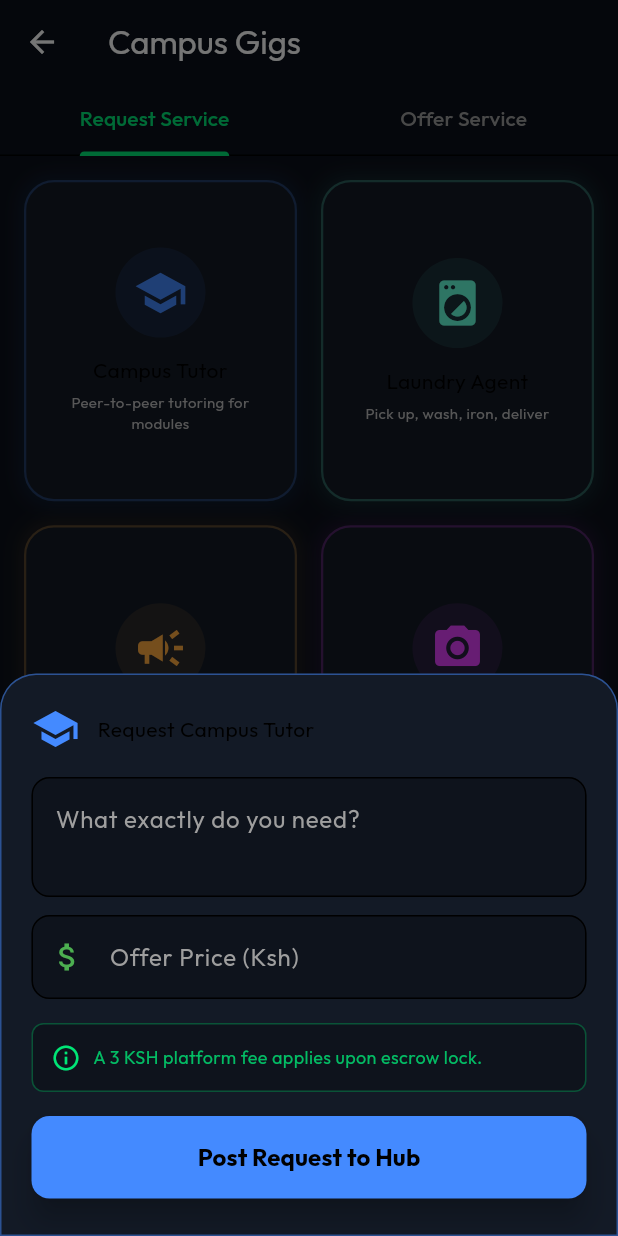
After one commit to delstarford123/DISHI, a Flutter app: the CampusEmploymentHubView screen opened directly, after a tap on "Campus Tutor", on a phone screen of 412 x 824 dp. The commit adds this screen. Run offline on Flutter 3.47's test engine with Material 3 defaults, Android fonts, the phone set to English and light mode, and no system bars; our stand-ins replace audioplayers, camera, cloud_firestore, connectivity_plus, drift, firebase_auth and 20 more; missing offline and left inert: flutter_webrtc, local_auth_android, local_auth_darwin, mobile_scanner, record; accounts and stored records are empty; generated files the repository leaves out were written again; statements that could not run were skipped.

Commit message:
ORIGIN MAIN

```diff
--- a/lib/features/student/presentation/all_features_view.dart
+++ b/lib/features/student/presentation/all_features_view.dart
@@ -27,6 +27,7 @@ import '../../marketplace/presentation/escrow_market_view.dart';
 import '../../marketplace/presentation/swipe_exchange_view.dart';
 import '../../community/presentation/ar_campus_map_view.dart';
 import 'safter_pin_view.dart';
+import 'campus_employment_hub.dart';
 class AllFeaturesView extends StatelessWidget {
   final UserModel userModel;
 
@@ -94,7 +95,7 @@ class AllFeaturesView extends StatelessWidget {
           _buildSliverGrid([
             _FeatureItem(icon: Icons.volunteer_activism, label: 'Harambee', color: Colors.pinkAccent, onTap: () => Navigator.push(context, MaterialPageRoute(builder: (_) => HarambeeView(user: userModel.toJson())))),
             _FeatureItem(icon: Icons.find_in_page, label: 'Lost & Found', color: Colors.orange, onTap: () => Navigator.push(context, MaterialPageRoute(builder: (_) => LostAndFoundView(user: userModel.toJson())))),
-            _FeatureItem(icon: Icons.work, label: 'Gig Board', color: Colors.cyanAccent, onTap: () => Navigator.push(context, MaterialPageRoute(builder: (_) => GigBoardView(user: userModel.toJson())))),
+            _FeatureItem(icon: Icons.work_outline, label: 'Campus Gigs Hub', color: Colors.cyanAccent, onTap: () => Navigator.push(context, MaterialPageRoute(builder: (_) => CampusEmploymentHubView()))),
             _FeatureItem(icon: Icons.confirmation_num, label: 'Event Tickets', color: Colors.purpleAccent, onTap: () => Navigator.push(context, MaterialPageRoute(builder: (_) => EventTicketsView(user: userModel.toJson())))),
           ], cardColor),
 
--- /dev/null
+++ b/lib/features/student/presentation/campus_employment_hub.dart
@@ -0,0 +1,430 @@
+import 'package:flutter/material.dart';
+import 'package:cloud_firestore/cloud_firestore.dart';
+import 'package:firebase_auth/firebase_auth.dart';
+import 'package:http/http.dart' as http;
+import 'dart:convert';
+import '../../../core/theme/mpesa_theme.dart';
+
+class CampusEmploymentHubView extends StatefulWidget {
+  const CampusEmploymentHubView({Key? key}) : super(key: key);
+
+  @override
+  State<CampusEmploymentHubView> createState() => _CampusEmploymentHubViewState();
+}
+
+class _CampusEmploymentHubViewState extends State<CampusEmploymentHubView> with SingleTickerProviderStateMixin {
+  final _auth = FirebaseAuth.instance;
+  final _firestore = FirebaseFirestore.instance;
+  bool _isLoading = false;
+  late TabController _tabController;
+
+  final List<Map<String, dynamic>> _gigRoles = [
+    {'title': 'Campus Tutor', 'icon': Icons.school, 'color': Colors.blueAccent, 'desc': 'Peer-to-peer tutoring for modules'},
+    {'title': 'Laundry Agent', 'icon': Icons.local_laundry_service, 'color': Colors.tealAccent, 'desc': 'Pick up, wash, iron, deliver'},
+    {'title': 'Event Promoter', 'icon': Icons.campaign, 'color': Colors.orangeAccent, 'desc': 'Sell event/Harambee tickets'},
+    {'title': 'Photographer', 'icon': Icons.camera_alt, 'color': Colors.purpleAccent, 'desc': 'Events & graduation photos'},
+    {'title': 'Tech Support', 'icon': Icons.computer, 'color': Colors.cyanAccent, 'desc': 'Laptop & phone repair (Gadget Fundi)'},
+    {'title': 'Grocery Shopper', 'icon': Icons.shopping_cart, 'color': Colors.lightGreenAccent, 'desc': 'Bulk fresh produce (Soko Agent)'},
+    {'title': 'Barber/Salonist', 'icon': Icons.content_cut, 'color': Colors.pinkAccent, 'desc': 'On-demand grooming'},
+    {'title': 'Fitness Buddy', 'icon': Icons.fitness_center, 'color': Colors.deepOrangeAccent, 'desc': 'Spot, train, or guide workouts'},
+    {'title': 'Note Taker', 'icon': Icons.edit_note, 'color': Colors.amberAccent, 'desc': 'Sell lecture notes & transcription'},
+    {'title': 'Night Owl Guard', 'icon': Icons.security, 'color': Colors.redAccent, 'desc': 'Safe late-night escorts'},
+  ];
+
+  @override
+  void initState() {
+    super.initState();
+    _tabController = TabController(length: 2, vsync: this);
+  }
+
+  @override
+  void dispose() {
+    _tabController.dispose();
+    super.dispose();
+  }
+
+  void _showRegisterDialog(Map<String, dynamic> role) {
+    final descController = TextEditingController();
+
+    showModalBottomSheet(
+      context: context,
+      isScrollControlled: true,
+      backgroundColor: Colors.transparent,
+      builder: (context) => Container(
+        padding: EdgeInsets.only(
+          bottom: MediaQuery.of(context).viewInsets.bottom,
+          left: 20, right: 20, top: 20,
+        ),
+        decoration: BoxDecoration(
+          color: MPesaTheme.surfaceColor,
+          borderRadius: const BorderRadius.vertical(top: Radius.circular(24)),
+          border: Border.all(color: MPesaTheme.neonGreen.withOpacity(0.3)),
+        ),
+        child: Column(
+          mainAxisSize: MainAxisSize.min,
+          crossAxisAlignment: CrossAxisAlignment.start,
+          children: [
+            Row(
+              children: [
+                Icon(role['icon'], color: role['color'], size: 32),
+                const SizedBox(width: 12),
+                Expanded(
+                  child: Text(
+                    'Register as ${role['title']}',
+                    style: MPesaTheme.headingStyle.copyWith(fontSize: 20),
+                  ),
+                ),
+              ],
+            ),
+            const SizedBox(height: 8),
+            Text(
+              role['desc'],
+              style: MPesaTheme.bodyStyle.copyWith(color: Colors.grey),
+            ),
+            const SizedBox(height: 24),
+            TextField(
+              controller: descController,
+              maxLines: 3,
+              style: const TextStyle(color: Colors.white),
+              decoration: InputDecoration(
+                hintText: 'Describe your experience/offerings...',
+                hintStyle: const TextStyle(color: Colors.grey),
+                filled: true,
+                fillColor: Colors.black26,
+                border: OutlineInputBorder(
+                  borderRadius: BorderRadius.circular(12),
+                  borderSide: BorderSide(color: MPesaTheme.neonGreen.withOpacity(0.5)),
+                ),
+                enabledBorder: OutlineInputBorder(
+                  borderRadius: BorderRadius.circular(12),
+                  borderSide: BorderSide(color: MPesaTheme.neonGreen.withOpacity(0.2)),
+                ),
+                focusedBorder: OutlineInputBorder(
+                  borderRadius: BorderRadius.circular(12),
+                  borderSide: BorderSide(color: MPesaTheme.neonGreen),
+                ),
+              ),
+            ),
+            const SizedBox(height: 16),
+            SizedBox(
+              width: double.infinity,
+              child: ElevatedButton(
+                style: MPesaTheme.primaryButtonStyle,
+                onPressed: () async {
+                  Navigator.pop(context);
+                  await _registerAsWorker(role['title'], descController.text);
+                },
+                child: const Text('Become a Provider'),
+              ),
+            ),
+            const SizedBox(height: 24),
+          ],
+        ),
+      ),
+    );
+  }
+
+  Future<void> _registerAsWorker(String category, String description) async {
+    setState(() => _isLoading = true);
+    try {
+      final user = _auth.currentUser;
+      if (user == null) return;
+
+      final response = await http.post(
+        Uri.parse('https://swapeatbackend.vercel.app/api/v6/campus_gigs/register'),
+        headers: {'Content-Type': 'application/json'},
+        body: json.encode({
+          'user_id': user.uid,
+          'category': category,
+          'description': description,
+          'portfolio_images': [],
+        }),
+      ).timeout(const Duration(seconds: 30));
+
+      if (response.statusCode == 200) {
+        if (!mounted) return;
+        ScaffoldMessenger.of(context).showSnackBar(
+          SnackBar(
+            content: Text('Successfully registered as $category!'),
+            backgroundColor: MPesaTheme.neonGreen,
+          )
+        );
+      } else {
+        throw Exception(json.decode(response.body)['error'] ?? 'Unknown error');
+      }
+    } catch (e) {
+      if (!mounted) return;
+      ScaffoldMessenger.of(context).showSnackBar(
+        SnackBar(content: Text('Registration failed: $e'), backgroundColor: Colors.red),
+      );
+    } finally {
+      setState(() => _isLoading = false);
+    }
+  }
+
+  void _showRequestDialog(Map<String, dynamic> role) {
+    final detailsController = TextEditingController();
+    final priceController = TextEditingController();
+
+    showModalBottomSheet(
+      context: context,
+      isScrollControlled: true,
+      backgroundColor: Colors.transparent,
+      builder: (context) => Container(
+        padding: EdgeInsets.only(
+          bottom: MediaQuery.of(context).viewInsets.bottom,
+          left: 20, right: 20, top: 20,
+        ),
+        decoration: BoxDecoration(
+          color: MPesaTheme.surfaceColor,
+          borderRadius: const BorderRadius.vertical(top: Radius.circular(24)),
+          border: Border.all(color: role['color'].withOpacity(0.5)),
+        ),
+        child: Column(
+          mainAxisSize: MainAxisSize.min,
+          crossAxisAlignment: CrossAxisAlignment.start,
+          children: [
+            Row(
+              children: [
+                Icon(role['icon'], color: role['color'], size: 32),
+                const SizedBox(width: 12),
+                Expanded(
+                  child: Text(
+                    'Request ${role['title']}',
+                    style: MPesaTheme.headingStyle.copyWith(fontSize: 20),
+                  ),
+                ),
+              ],
+            ),
+            const SizedBox(height: 16),
+            TextField(
+              controller: detailsController,
+              maxLines: 2,
+              style: const TextStyle(color: Colors.white),
+              decoration: InputDecoration(
+                hintText: 'What exactly do you need?',
+                hintStyle: const TextStyle(color: Colors.grey),
+                filled: true,
+                fillColor: Colors.black26,
+                border: OutlineInputBorder(borderRadius: BorderRadius.circular(12)),
+              ),
+            ),
+            const SizedBox(height: 12),
+            TextField(
+              controller: priceController,
+              keyboardType: TextInputType.number,
+              style: const TextStyle(color: Colors.white),
+              decoration: InputDecoration(
+                hintText: 'Offer Price (Ksh)',
+                hintStyle: const TextStyle(color: Colors.grey),
+                filled: true,
+                fillColor: Colors.black26,
+                prefixIcon: const Icon(Icons.attach_money, color: Colors.green),
+                border: OutlineInputBorder(borderRadius: BorderRadius.circular(12)),
+              ),
+            ),
+            const SizedBox(height: 16),
+            Container(
+              padding: const EdgeInsets.all(12),
+              decoration: BoxDecoration(
+                color: Colors.black26,
+                borderRadius: BorderRadius.circular(8),
+                border: Border.all(color: MPesaTheme.neonGreen.withOpacity(0.3)),
+              ),
+              child: Row(
+                children: [
+                  const Icon(Icons.info_outline, color: MPesaTheme.neonGreen, size: 20),
+                  const SizedBox(width: 8),
+                  Expanded(
+                    child: Text(
+                      'A 3 KSH platform fee applies upon escrow lock.',
+                      style: TextStyle(color: MPesaTheme.neonGreen.withOpacity(0.8), fontSize: 12),
+                    ),
+                  ),
+                ],
+              ),
+            ),
+            const SizedBox(height: 16),
+            SizedBox(
+              width: double.infinity,
+              child: ElevatedButton(
+                style: ElevatedButton.styleFrom(
+                  backgroundColor: role['color'],
+                  foregroundColor: Colors.black,
+                  padding: const EdgeInsets.symmetric(vertical: 16),
+                  shape: RoundedRectangleBorder(borderRadius: BorderRadius.circular(12)),
+                  elevation: 8,
+                ),
+                onPressed: () async {
+                  Navigator.pop(context);
+                  await _submitRequest(role['title'], detailsController.text, priceController.text);
+                },
+                child: const Text('Post Request to Hub', style: TextStyle(fontWeight: FontWeight.bold, fontSize: 16)),
+              ),
+            ),
+            const SizedBox(height: 24),
+          ],
+        ),
+      ),
+    );
+  }
+
+  Future<void> _submitRequest(String category, String details, String priceStr) async {
+    setState(() => _isLoading = true);
+    try {
+      final user = _auth.currentUser;
+      if (user == null) return;
+
+      final price = double.tryParse(priceStr) ?? 0;
+      if (price <= 0) throw Exception("Please enter a valid price");
+
+      final response = await http.post(
+        Uri.parse('https://swapeatbackend.vercel.app/api/v6/campus_gigs/request'),
+        headers: {'Content-Type': 'application/json'},
+        body: json.encode({
+          'requester_id': user.uid,
+          'category': category,
+          'details': details,
+          'price_offer': price,
+        }),
+      ).timeout(const Duration(seconds: 30));
+
+      if (response.statusCode == 200) {
+        if (!mounted) return;
+        ScaffoldMessenger.of(context).showSnackBar(
+          SnackBar(
+            content: Text('Request posted for $category!'),
+            backgroundColor: MPesaTheme.neonGreen,
+          )
+        );
+      } else {
+        throw Exception(json.decode(response.body)['error'] ?? 'Unknown error');
+      }
+    } catch (e) {
+      if (!mounted) return;
+      ScaffoldMessenger.of(context).showSnackBar(
+        SnackBar(content: Text('Failed to post: $e'), backgroundColor: Colors.red),
+      );
+    } finally {
+      setState(() => _isLoading = false);
+    }
+  }
+
+  Widget _buildRoleCard(Map<String, dynamic> role, bool isOffering) {
+    return Container(
+      decoration: BoxDecoration(
+        color: MPesaTheme.surfaceColor,
+        borderRadius: BorderRadius.circular(20),
+        border: Border.all(color: role['color'].withOpacity(0.3), width: 1.5),
+        boxShadow: [
+          BoxShadow(
+            color: role['color'].withOpacity(0.1),
+            blurRadius: 10,
+            spreadRadius: 2,
+          )
+        ],
+      ),
+      child: Material(
+        color: Colors.transparent,
+        child: InkWell(
+          borderRadius: BorderRadius.circular(20),
+          onTap: () => isOffering ? _showRegisterDialog(role) : _showRequestDialog(role),
+          child: Padding(
+            padding: const EdgeInsets.all(16.0),
+            child: Column(
+              mainAxisAlignment: MainAxisAlignment.center,
+              children: [
+                Container(
+                  padding: const EdgeInsets.all(12),
+                  decoration: BoxDecoration(
+                    color: role['color'].withOpacity(0.1),
+                    shape: BoxShape.circle,
+                  ),
+                  child: Icon(role['icon'], color: role['color'], size: 36),
+                ),
+                const SizedBox(height: 12),
+                Text(
+                  role['title'],
+                  textAlign: TextAlign.center,
+                  style: MPesaTheme.headingStyle.copyWith(fontSize: 14),
+                ),
+                const SizedBox(height: 4),
+                Text(
+                  role['desc'],
+                  textAlign: TextAlign.center,
+                  style: TextStyle(color: Colors.grey[400], fontSize: 10),
+                  maxLines: 2,
+                  overflow: TextOverflow.ellipsis,
+                ),
+              ],
+            ),
+          ),
+        ),
+      ),
+    );
+  }
+
+  @override
+  Widget build(BuildContext context) {
+    return Scaffold(
+      backgroundColor: MPesaTheme.backgroundColor,
+      appBar: AppBar(
+        backgroundColor: Colors.transparent,
+        elevation: 0,
+        title: const Text('Campus Gigs', style: MPesaTheme.headingStyle),
+        bottom: TabBar(
+          controller: _tabController,
+          indicatorColor: MPesaTheme.neonGreen,
+          labelColor: MPesaTheme.neonGreen,
+          unselectedLabelColor: Colors.grey,
+          tabs: const [
+            Tab(text: 'Request Service'),
+            Tab(text: 'Offer Service'),
+          ],
+        ),
+      ),
+      body: Stack(
+        children: [
+          TabBarView(
+            controller: _tabController,
+            children: [
+              // Request Services Tab
+              GridView.builder(
+                padding: const EdgeInsets.all(16),
+                gridDelegate: const SliverGridDelegateWithFixedCrossAxisCount(
+                  crossAxisCount: 2,
+                  crossAxisSpacing: 16,
+                  mainAxisSpacing: 16,
+                  childAspectRatio: 0.85,
+                ),
+                itemCount: _gigRoles.length,
+                itemBuilder: (context, index) => _buildRoleCard(_gigRoles[index], false),
+              ),
+
+              // Offer Services Tab
+              GridView.builder(
+                padding: const EdgeInsets.all(16),
+                gridDelegate: const SliverGridDelegateWithFixedCrossAxisCount(
+                  crossAxisCount: 2,
+                  crossAxisSpacing: 16,
+                  mainAxisSpacing: 16,
+                  childAspectRatio: 0.85,
+                ),
+                itemCount: _gigRoles.length,
+                itemBuilder: (context, index) => _buildRoleCard(_gigRoles[index], true),
+              ),
+            ],
+          ),
+
+          if (_isLoading)
+            Container(
+              color: Colors.black54,
+              child: const Center(
+                child: CircularProgressIndicator(color: MPesaTheme.neonGreen),
+              ),
+            ),
+        ],
+      ),
+    );
+  }
+}
```
Also changed, not shown: 5 other files.
